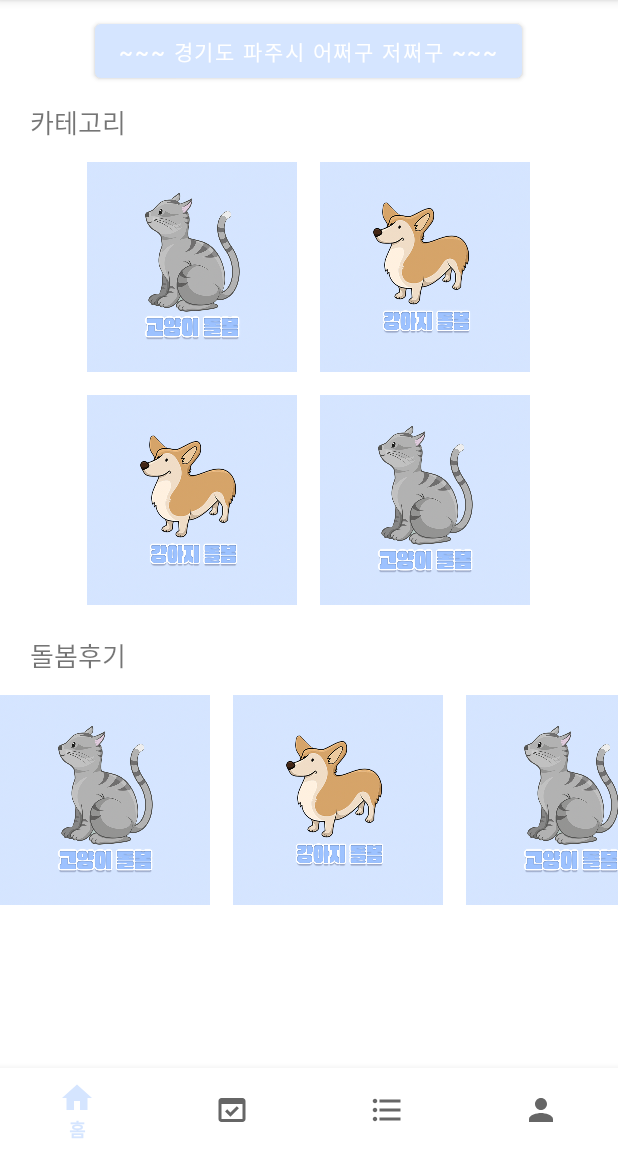
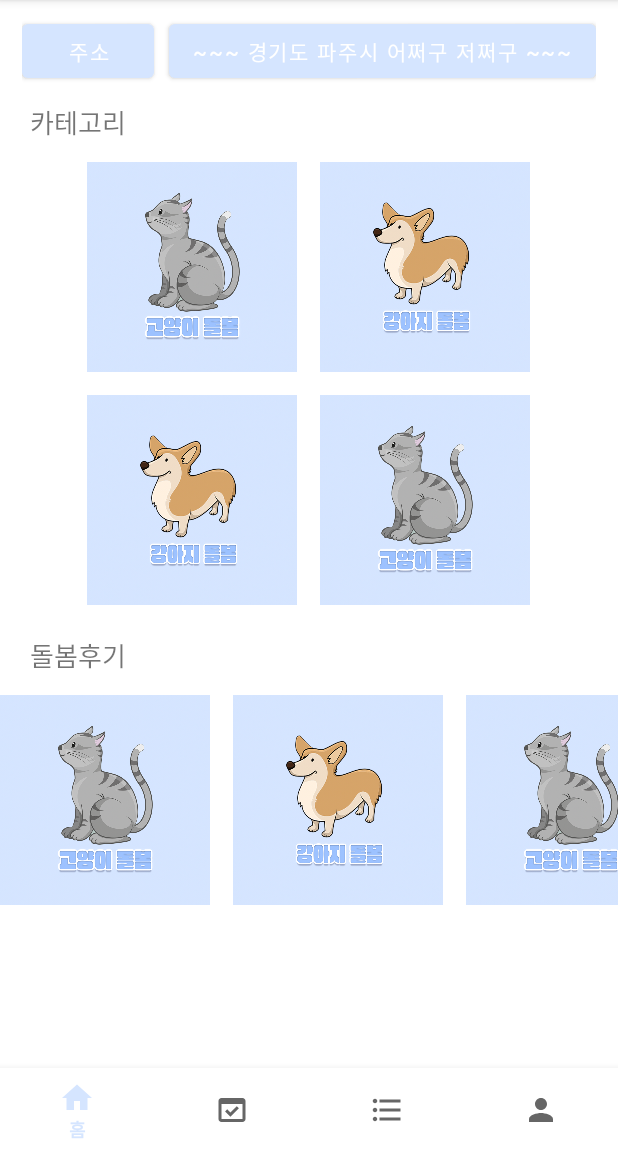
Before and after one commit to ehtjsv2/FitaPetService_Client_Personal_Version, an Android app: the screen it shows after launch (MainActivity), on a phone screen of 412 x 824 dp, the part 84-1236 px from its top. Run offline under Robolectric (Android 15) with nearby library versions, the phone set to English and light mode, and no system bars.

```diff
--- a/app/src/main/res/layout/fragment_home.xml
+++ b/app/src/main/res/layout/fragment_home.xml
@@ -6,15 +6,30 @@
     android:orientation="vertical"
     android:id="@+id/home">
 
-    <Button
-        android:id="@+id/invisibleBtn"
+    <GridLayout
         android:layout_width="wrap_content"
         android:layout_height="wrap_content"
+        android:orientation="horizontal"
+        android:columnCount="2"
         android:layout_gravity="center"
-        android:gravity="center"
-        android:layout_marginTop="10dp"
-        android:layout_marginBottom="10dp"
-        android:text="~~~ 경기도 파주시 어쩌구 저쩌구 ~~~" />
+        android:gravity="center" >
+
+        <Button
+            android:layout_width="wrap_content"
+            android:layout_height="wrap_content"
+            android:layout_marginTop="10dp"
+            android:layout_marginBottom="10dp"
+            android:text="주소" />
+
+        <Button
+            android:layout_width="wrap_content"
+            android:layout_height="wrap_content"
+            android:layout_marginLeft="10dp"
+            android:layout_marginTop="10dp"
+            android:layout_marginBottom="10dp"
+            android:text="~~~ 경기도 파주시 어쩌구 저쩌구 ~~~" />
+
+    </GridLayout>
 
     <TextView
         android:id="@+id/research"
```
